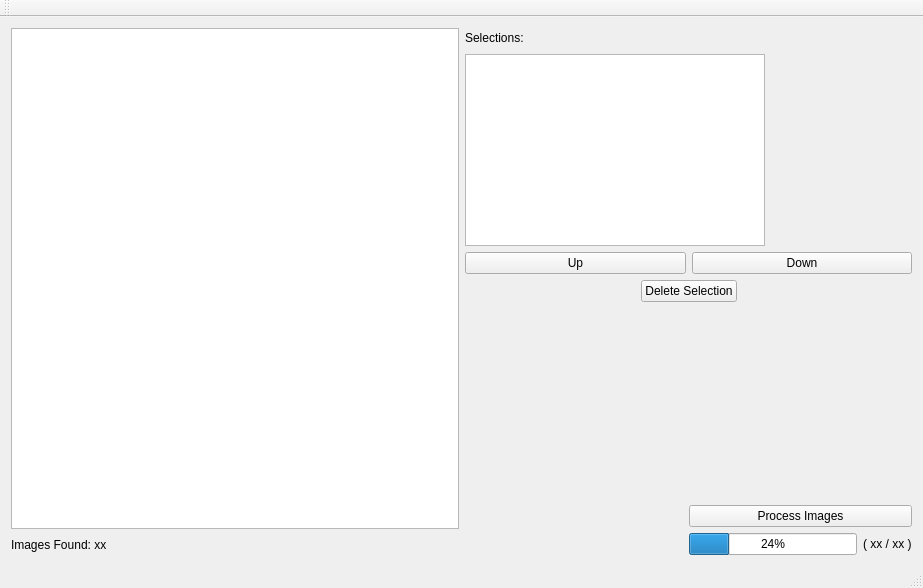
Qt form BookScannerPageFixer/PageFixer/MainWindow.ui (mwales/android) before a commit.
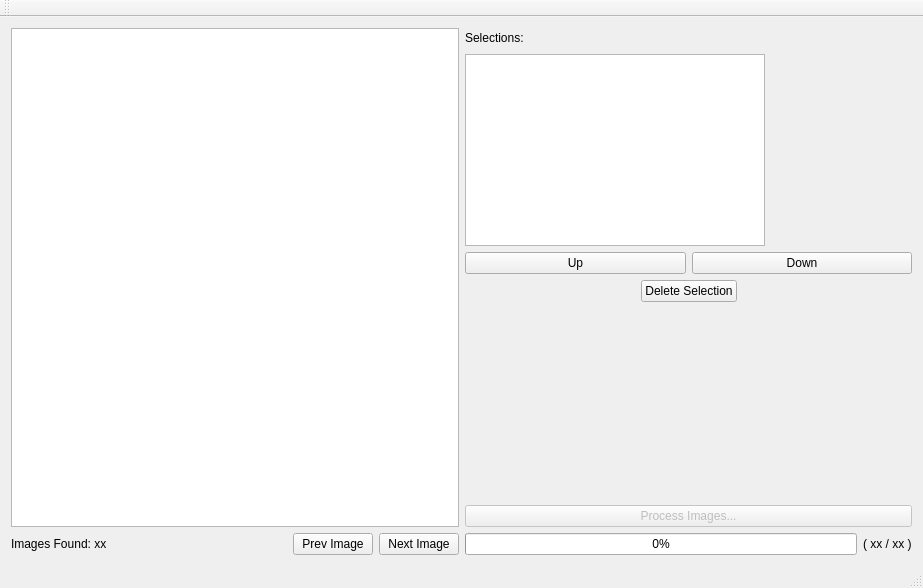
The same form after that commit. Icons and pictures are not drawn. Custom widgets are drawn as their Qt base class.

Commit message: Small update to the Qt image cropping application

```diff
--- a/BookScannerPageFixer/PageFixer/MainWindow.ui
+++ b/BookScannerPageFixer/PageFixer/MainWindow.ui
@@ -42,6 +42,20 @@
           </property>
          </spacer>
         </item>
+        <item>
+         <widget class="QPushButton" name="thePreviousImageButton">
+          <property name="text">
+           <string>Prev Image</string>
+          </property>
+         </widget>
+        </item>
+        <item>
+         <widget class="QPushButton" name="theNextImageButton">
+          <property name="text">
+           <string>Next Image</string>
+          </property>
+         </widget>
+        </item>
        </layout>
       </item>
      </layout>
@@ -172,26 +186,16 @@
        </spacer>
       </item>
       <item>
-       <layout class="QHBoxLayout" name="horizontalLayout_5">
-        <item>
-         <spacer name="horizontalSpacer_4">
-          <property name="orientation">
-           <enum>Qt::Horizontal</enum>
-          </property>
-          <property name="sizeHint" stdset="0">
-           <size>
-            <width>40</width>
-            <height>20</height>
-           </size>
-          </property>
-         </spacer>
-        </item>
+       <layout class="QVBoxLayout" name="verticalLayout_5">
         <item>
          <layout class="QVBoxLayout" name="verticalLayout_2">
           <item>
            <widget class="QPushButton" name="theProcessImagesButton">
+            <property name="enabled">
+             <bool>false</bool>
+            </property>
             <property name="text">
-             <string>Process Images</string>
+             <string>Process Images...</string>
             </property>
            </widget>
           </item>
@@ -200,7 +204,7 @@
             <item>
              <widget class="QProgressBar" name="theImagesProcessedPb">
               <property name="value">
-               <number>24</number>
+               <number>0</number>
               </property>
              </widget>
             </item>
```
The commit also changes 4 other files.
